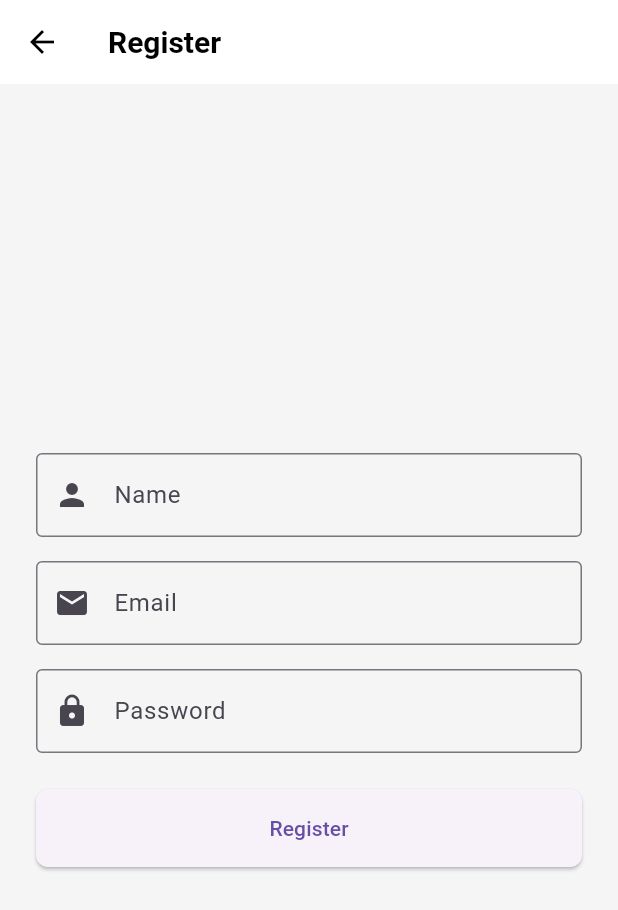
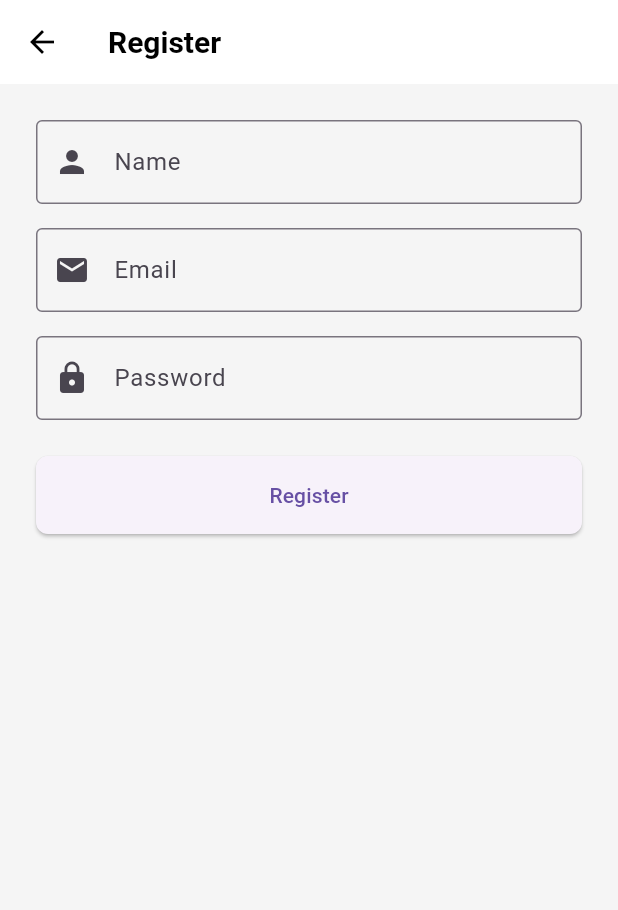
Before and after one commit to Mohsin0700/Flutter-E-Commerce-Clean-Architecture, a Flutter app: the screen it shows after launch, after a tap on an icon or button, on a phone screen of 412 x 824 dp. Shown: the top 910 px of the screen. Run offline on Flutter 3.47's test engine with Material 3 defaults, Android fonts, the light colour scheme and no system bars; our stand-ins replace get; accounts and stored records are empty.

Commit message:
Files are upto date

```diff
--- a/lib/app/routes/app_routes.dart
+++ b/lib/app/routes/app_routes.dart
@@ -4,11 +4,23 @@ abstract class AppRoutes {
   static const SPLASH = '/splash';
   static const LOGIN = '/login';
   static const REGISTER = '/register';
+  static const FORGOT_PASSWORD = '/forgot-password';
   static const HOME = '/home';
   static const PRODUCT_DETAIL = '/product-detail';
+  static const PRODUCT_REVIEWS = '/product-reviews';
+  static const CATEGORY = '/category';
   static const CART = '/cart';
   static const CHECKOUT = '/checkout';
+  static const WISHLIST = '/wishlist';
+  static const ORDERS = '/orders';
+  static const ORDER_DETAIL = '/order-detail';
+  static const PROFILE = '/profile';
+  static const EDIT_PROFILE = '/edit-profile';
+  static const ADDRESS = '/address';
+  static const SEARCH = '/search';
   static const ADMIN_DASHBOARD = '/admin-dashboard';
   static const ADMIN_PRODUCTS = '/admin-products';
   static const ADMIN_ORDERS = '/admin-orders';
+  static const ADMIN_USERS = '/admin-users';
+  static const ADMIN_ANALYTICS = '/admin-analytics';
 }
--- a/lib/presentation/views/login_view.dart
+++ b/lib/presentation/views/login_view.dart
@@ -16,6 +16,7 @@ class LoginView extends GetView<AuthController> {
       body: SafeArea(
         child: Padding(
           padding: EdgeInsets.all(24),
+          child: SingleChildScrollView(
             child: Column(
               mainAxisAlignment: MainAxisAlignment.center,
               children: [
@@ -74,6 +75,7 @@ class LoginView extends GetView<AuthController> {
             ),
           ),
         ),
+      ),
     );
   }
 }
--- a/lib/presentation/views/register_view.dart
+++ b/lib/presentation/views/register_view.dart
@@ -17,6 +17,7 @@ class RegisterView extends GetView<AuthController> {
       body: SafeArea(
         child: Padding(
           padding: EdgeInsets.all(24),
+          child: SingleChildScrollView(
             child: Column(
               mainAxisAlignment: MainAxisAlignment.center,
               children: [
@@ -69,6 +70,7 @@ class RegisterView extends GetView<AuthController> {
             ),
           ),
         ),
+      ),
     );
   }
 }
```
Also changed, not shown: lib/app/bindings/initial_bindings.dart (added), 1 other file. Lines whose indentation alone changed are shown as unchanged.
